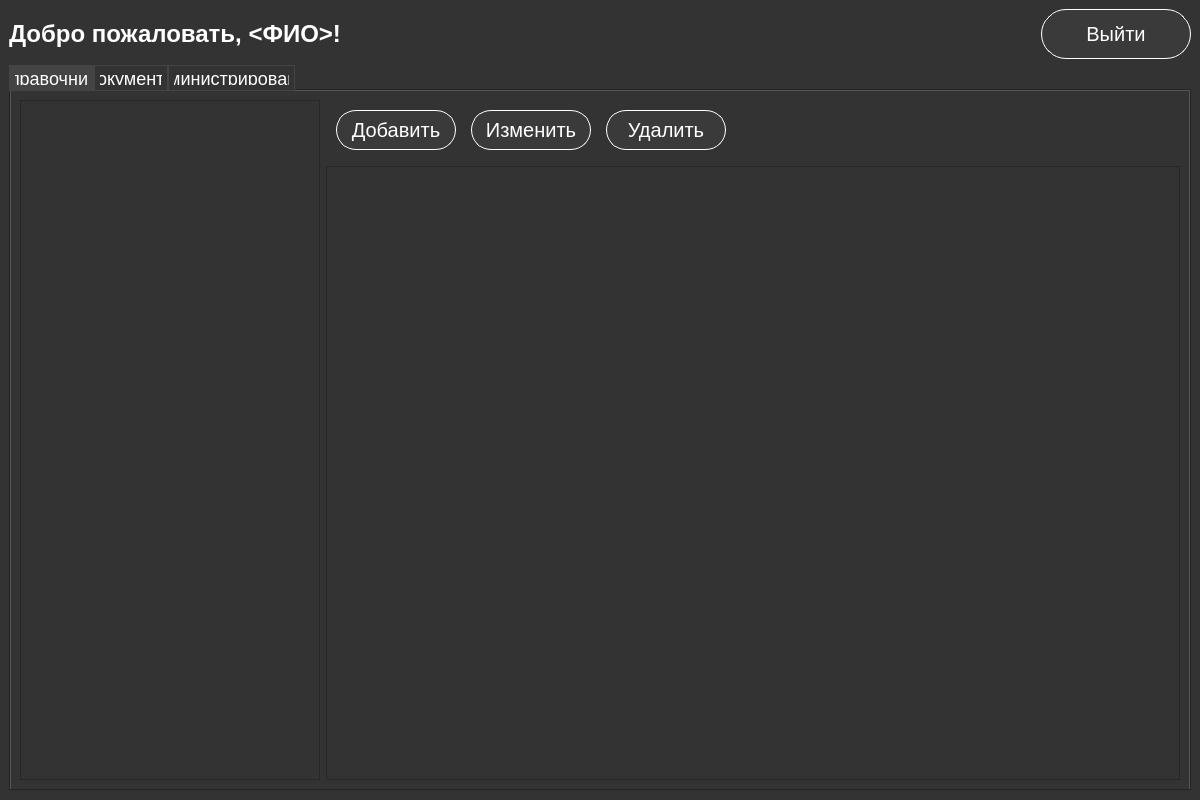
Before: the Qt Designer form ui/base_ui/ui_main_window.ui in Keit32/ComputerService, drawn with Qt 5.
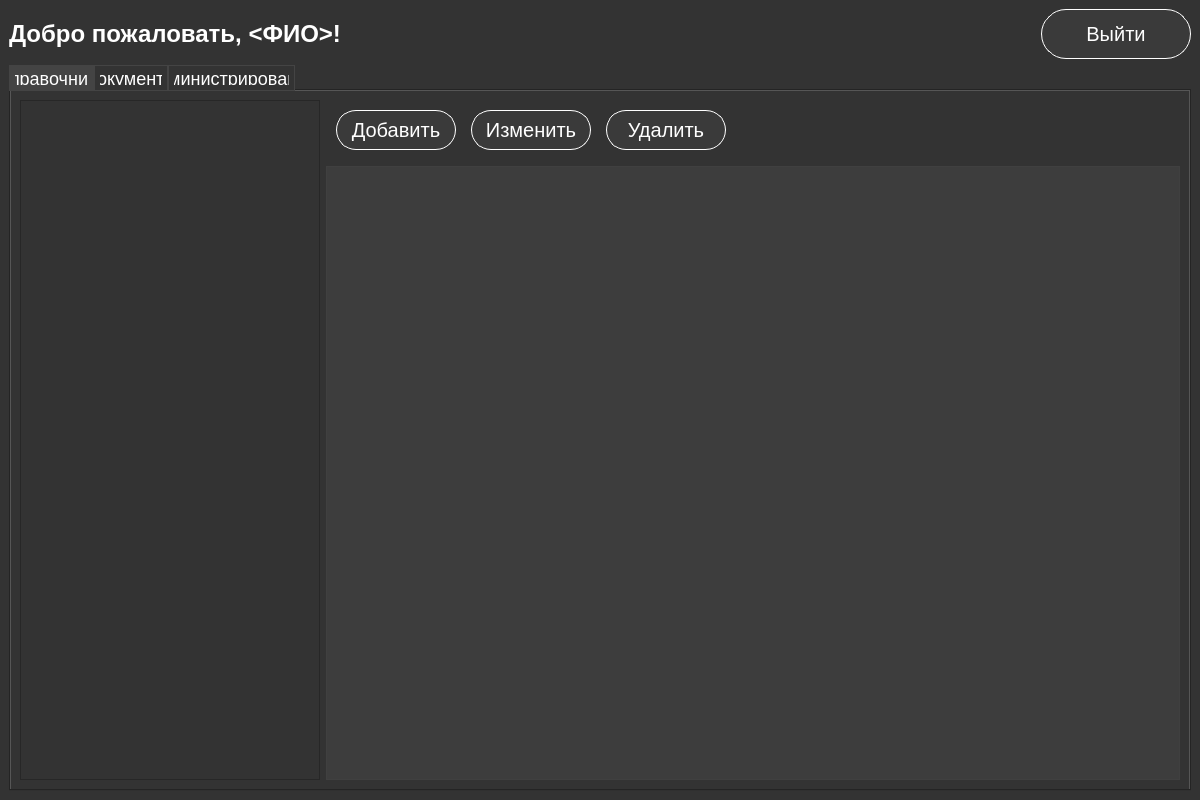
After: the same form once the commit is applied. Icons and pictures are not drawn.

Commit message: Fill table with reference data from sqlite

Diff of the .ui file:
```diff
--- a/ui/base_ui/ui_main_window.ui
+++ b/ui/base_ui/ui_main_window.ui
@@ -296,7 +296,81 @@
              </layout>
             </item>
             <item>
-             <widget class="QTableWidget" name="selected_reference_table"/>
+             <widget class="QTableWidget" name="selected_reference_table">
+              <property name="styleSheet">
+               <string notr="true">QTableWidget {
+background: none;
+background-color: rgba(100, 100, 100, 50);
+font-size: 16px;
+}
+QTableCornerButton {
+background: none;
+background-color: rgba(100, 100, 100, 50);
+}
+QTableCornerButton::section {
+background: none;
+background-color: rgba(100, 100, 100, 50);
+}
+QHeaderView {
+background: none;
+background-color: rgba(100, 100, 100, 50);
+}
+QHeaderView::section {
+background: none;
+background-color: rgba(100, 100, 100, 50);
+}
+QComboBox {
+background: none;
+background-color: rgba(100, 100, 100, 50);
+border: 1px solid rgba(255, 255, 255, .2);
+color: rgb(255, 255, 255);
+}
+QComboBox:hover {
+border: 1px solid rgba(255, 255, 255, .6);
+}
+QComboBox:focus {
+border: 1px solid rgba(255, 255, 255, .8);
+}
+QComboBox QAbstractItemView {
+    background: transparent;
+	padding: 5px;
+}
+QScrollBar:vertical {
+	background: none;
+	background-color: rgb(68, 68, 68);
+}
+QScrollBar::handle:vertical {
+	background-color: rgb(85, 85, 85);
+}
+QComboBox::drop-down {
+    width:20px;
+    height:20px;
+	border-radius: 10px;
+    subcontrol-position: right top;
+    subcontrol-origin:margin;
+    border: 1px solid rgba(255, 255, 255, .2);
+	background: transparent;
+	image: url(&quot;:/image/arrow-down.png&quot;);
+}
+QComboBox::drop-down:hover {
+    border: 2px solid rgba(255, 255, 255, .6);
+}
+QScrollBar:vertical {
+	background: none;
+	background-color: rgb(68, 68, 68);
+}
+QScrollBar::handle:vertical {
+	background-color: rgb(85, 85, 85);
+}
+QScrollBar:horizontal {
+	background: none;
+	background-color: rgb(68, 68, 68);
+}
+QScrollBar::handle:horizontal {
+	background-color: rgb(85, 85, 85);
+}</string>
+              </property>
+             </widget>
             </item>
            </layout>
           </item>
```
The commit also changes 3 other files.
